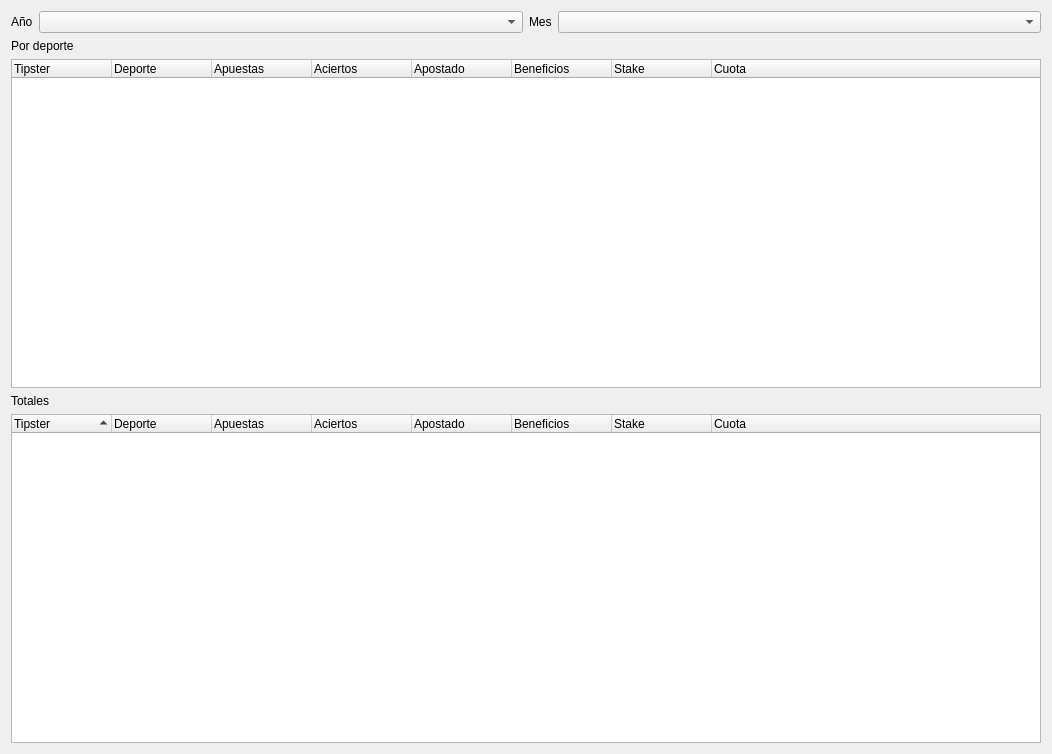
Old version of the form ui/stats_tipster.ui in the repository soker90/betcon.
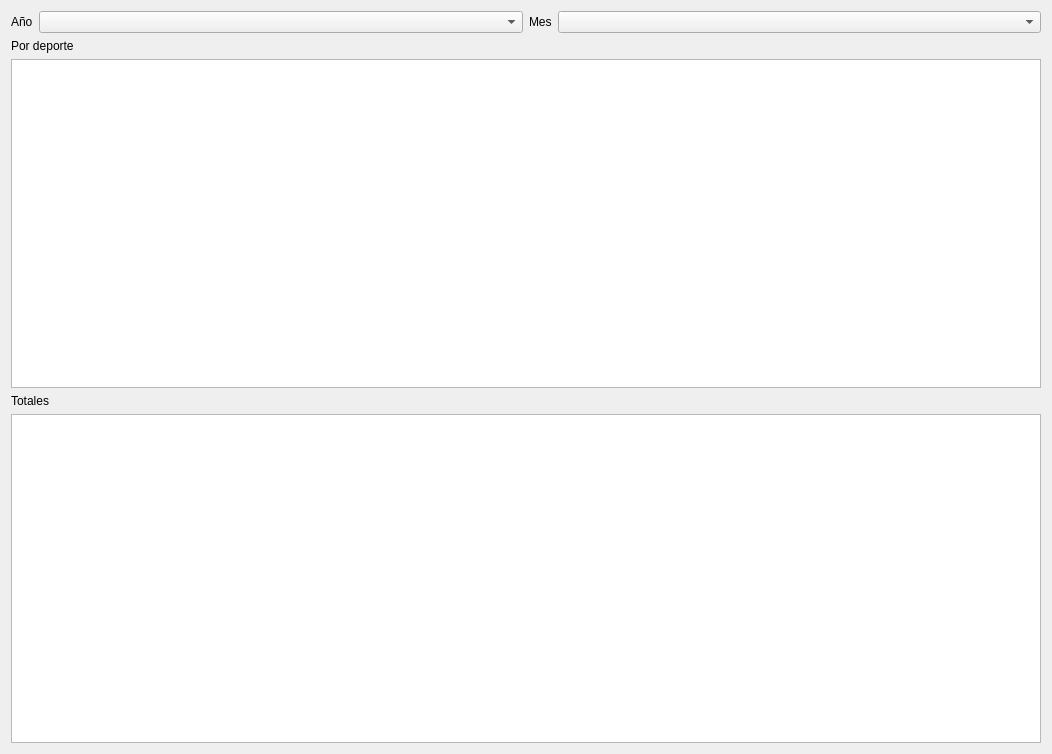
New version of the form.

Commit message: feat(stats): migrate all stats modules from QTreeWidget to QTableView

The edit to the form file:
```diff
--- a/ui/stats_tipster.ui
+++ b/ui/stats_tipster.ui
@@ -54,50 +54,19 @@
     </widget>
    </item>
    <item>
-    <widget class="QTreeWidget" name="treeMonth">
-     <property name="locale">
-      <locale language="English" country="UnitedStates"/>
+        <widget class="QTableView" name="treeMonth">
+     <property name="sortingEnabled">
+      <bool>true</bool>
      </property>
-     <column>
-      <property name="text">
-       <string>Tipster</string>
-      </property>
-     </column>
-     <column>
-      <property name="text">
-       <string>Deporte</string>
-      </property>
-     </column>
-     <column>
-      <property name="text">
-       <string>Apuestas</string>
-      </property>
-     </column>
-     <column>
-      <property name="text">
-       <string>Aciertos</string>
-      </property>
-     </column>
-     <column>
-      <property name="text">
-       <string>Apostado</string>
-      </property>
-     </column>
-     <column>
-      <property name="text">
-       <string>Beneficios</string>
-      </property>
-     </column>
-     <column>
-      <property name="text">
-       <string>Stake</string>
-      </property>
-     </column>
-     <column>
-      <property name="text">
-       <string>Cuota</string>
-      </property>
-     </column>
+     <property name="alternatingRowColors">
+      <bool>true</bool>
+     </property>
+     <property name="showGrid">
+      <bool>false</bool>
+     </property>
+     <property name="selectionBehavior">
+      <enum>QAbstractItemView::SelectRows</enum>
+     </property>
     </widget>
    </item>
    <item>
@@ -108,56 +77,19 @@
     </widget>
    </item>
    <item>
-    <widget class="QTreeWidget" name="treeTotal">
-     <property name="locale">
-      <locale language="English" country="UnitedStates"/>
-     </property>
-     <property name="selectionMode">
-      <enum>QAbstractItemView::SingleSelection</enum>
-     </property>
+        <widget class="QTableView" name="treeTotal">
      <property name="sortingEnabled">
       <bool>true</bool>
      </property>
-     <column>
-      <property name="text">
-       <string>Tipster</string>
-      </property>
-     </column>
-     <column>
-      <property name="text">
-       <string>Deporte</string>
-      </property>
-     </column>
-     <column>
-      <property name="text">
-       <string>Apuestas</string>
-      </property>
-     </column>
-     <column>
-      <property name="text">
-       <string>Aciertos</string>
-      </property>
-     </column>
-     <column>
-      <property name="text">
-       <string>Apostado</string>
-      </property>
-     </column>
-     <column>
-      <property name="text">
-       <string>Beneficios</string>
-      </property>
-     </column>
-     <column>
-      <property name="text">
-       <string>Stake</string>
-      </property>
-     </column>
-     <column>
-      <property name="text">
-       <string>Cuota</string>
-      </property>
-     </column>
+     <property name="alternatingRowColors">
+      <bool>true</bool>
+     </property>
+     <property name="showGrid">
+      <bool>false</bool>
+     </property>
+     <property name="selectionBehavior">
+      <enum>QAbstractItemView::SelectRows</enum>
+     </property>
     </widget>
    </item>
   </layout>
```
The commit also changes 11 other files.
